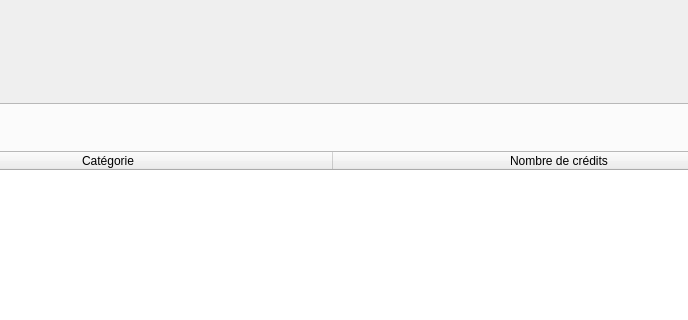
This is mainwindow.ui in Clement-Fichmann/UTProfiler as Qt 5 draws it before an edit; both pictures show x 207 to 895 and y 319 to 639 of the 1017 by 866 pixel window. The edited form follows.
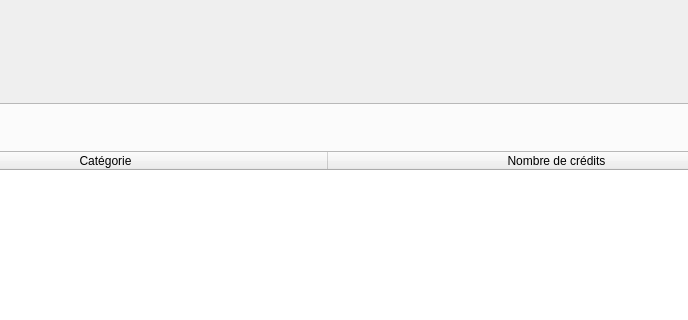
This is the edited form. The open tabs and pages were chosen to show the change.

Patch:
```diff
--- a/mainwindow.ui
+++ b/mainwindow.ui
@@ -192,10 +192,10 @@
             <bool>true</bool>
            </property>
            <attribute name="horizontalHeaderDefaultSectionSize">
-            <number>450</number>
+            <number>445</number>
            </attribute>
            <attribute name="horizontalHeaderMinimumSectionSize">
-            <number>450</number>
+            <number>445</number>
            </attribute>
            <attribute name="horizontalHeaderStretchLastSection">
             <bool>true</bool>
```
Left out of the diff: 6 changed lines with no effect on the pictures.
